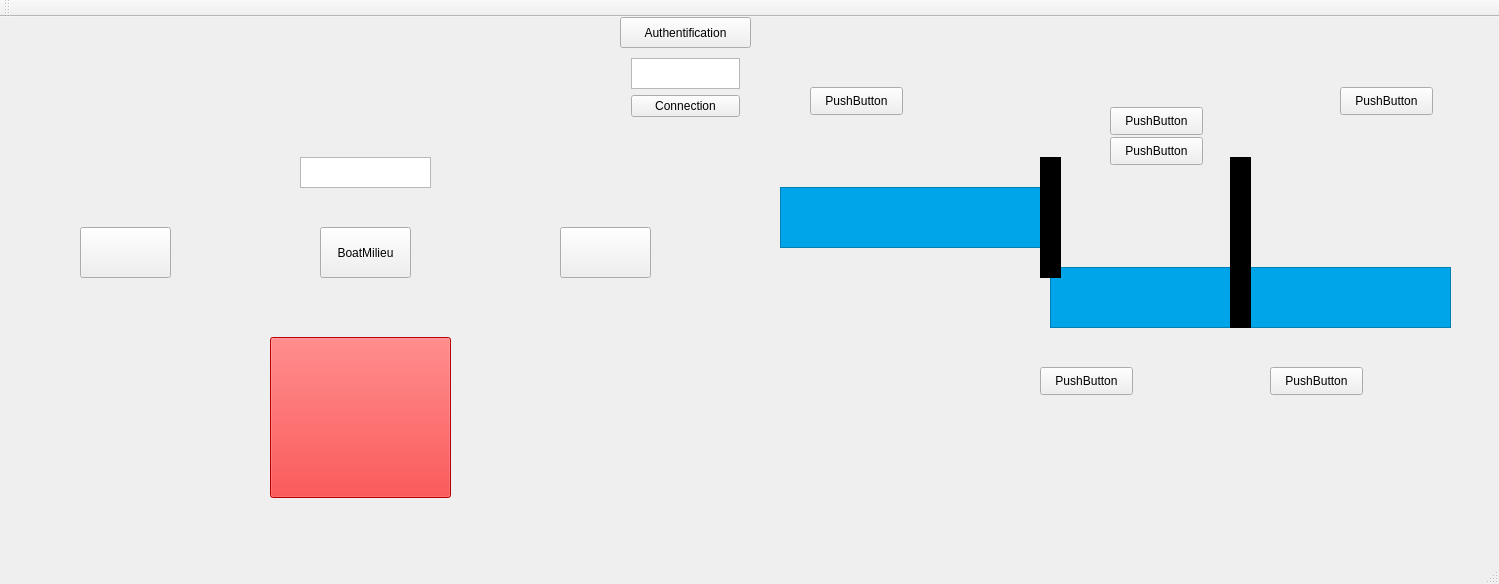
Before: the Qt Designer form Projet_IHM/Automatique/mainwindow.ui in qwendling/TPNote_IHM, drawn with Qt 5.
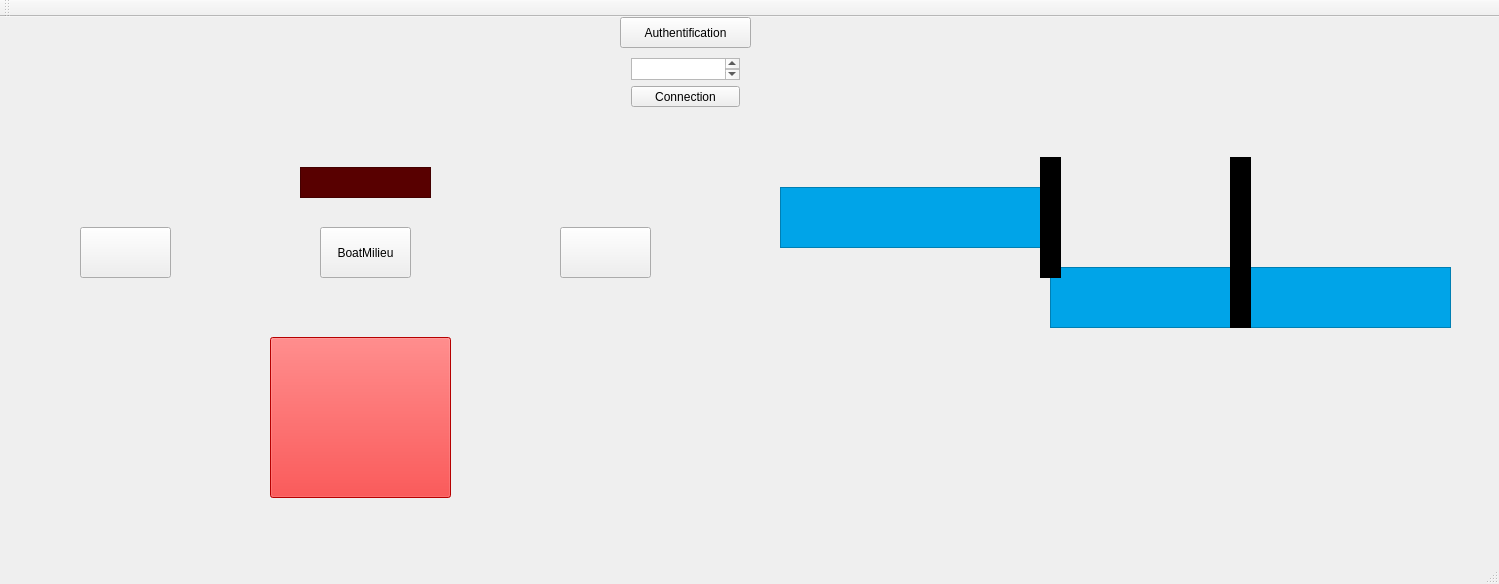
After: the same form once the commit is applied. Icons and pictures are not drawn.

Commit message: Nommage tout objet dans ui auto , putain c'est chiant

Patch:
```diff
--- a/Projet_IHM/Automatique/mainwindow.ui
+++ b/Projet_IHM/Automatique/mainwindow.ui
@@ -103,33 +103,7 @@
      <bool>true</bool>
     </property>
    </widget>
-   <widget class="QPushButton" name="Etap2">
-    <property name="geometry">
-     <rect>
-      <x>1110</x>
-      <y>90</y>
-      <width>93</width>
-      <height>28</height>
-     </rect>
-    </property>
-    <property name="text">
-     <string>PushButton</string>
-    </property>
-   </widget>
-   <widget class="QPushButton" name="pushButton_2">
-    <property name="geometry">
-     <rect>
-      <x>1340</x>
-      <y>70</y>
-      <width>93</width>
-      <height>28</height>
-     </rect>
-    </property>
-    <property name="text">
-     <string>PushButton</string>
-    </property>
-   </widget>
-   <widget class="QLabel" name="Vert1_2">
+   <widget class="QLabel" name="VertV1">
     <property name="geometry">
      <rect>
       <x>1020</x>
@@ -148,7 +122,10 @@
      <bool>true</bool>
     </property>
    </widget>
-   <widget class="QLabel" name="Terre">
+   <widget class="QLabel" name="Decors">
+    <property name="enabled">
+     <bool>true</bool>
+    </property>
     <property name="geometry">
      <rect>
       <x>780</x>
@@ -189,7 +166,7 @@
    <widget class="QLabel" name="Vert2_2">
     <property name="geometry">
      <rect>
-      <x>1232</x>
+      <x>1231</x>
       <y>328</y>
       <width>23</width>
       <height>23</height>
@@ -224,35 +201,9 @@
      <bool>true</bool>
     </property>
    </widget>
-   <widget class="QPushButton" name="Etap1">
+   <widget class="QLabel" name="VertP2">
     <property name="geometry">
      <rect>
-      <x>1040</x>
-      <y>350</y>
-      <width>93</width>
-      <height>28</height>
-     </rect>
-    </property>
-    <property name="text">
-     <string>PushButton</string>
-    </property>
-   </widget>
-   <widget class="QPushButton" name="pushButton">
-    <property name="geometry">
-     <rect>
-      <x>1110</x>
-      <y>120</y>
-      <width>93</width>
-      <height>28</height>
-     </rect>
-    </property>
-    <property name="text">
-     <string>PushButton</string>
-    </property>
-   </widget>
-   <widget class="QLabel" name="Vert4">
-    <property name="geometry">
-     <rect>
       <x>1260</x>
       <y>150</y>
       <width>21</width>
@@ -269,20 +220,7 @@
      <bool>true</bool>
     </property>
    </widget>
-   <widget class="QPushButton" name="Etape1">
-    <property name="geometry">
-     <rect>
-      <x>1270</x>
-      <y>350</y>
-      <width>93</width>
-      <height>28</height>
-     </rect>
-    </property>
-    <property name="text">
-     <string>PushButton</string>
-    </property>
-   </widget>
-   <widget class="QLabel" name="Rouge3">
+   <widget class="QLabel" name="RougeP1">
     <property name="geometry">
      <rect>
       <x>1070</x>
@@ -314,19 +252,6 @@
      <string notr="true">background-color: rgb(0, 0, 0);</string>
     </property>
    </widget>
-   <widget class="QPushButton" name="pushButton_3">
-    <property name="geometry">
-     <rect>
-      <x>810</x>
-      <y>70</y>
-      <width>93</width>
-      <height>28</height>
-     </rect>
-    </property>
-    <property name="text">
-     <string>PushButton</string>
-    </property>
-   </widget>
    <widget class="QGraphicsView" name="Eau1">
     <property name="geometry">
      <rect>
@@ -805,7 +730,7 @@
         <x>620</x>
         <y>30</y>
         <width>131</width>
-        <height>81</height>
+        <height>71</height>
        </rect>
       </property>
       <layout class="QVBoxLayout" name="Mdp">
@@ -1020,11 +945,14 @@
       <property name="geometry">
        <rect>
         <x>300</x>
-        <y>140</y>
+        <y>150</y>
         <width>131</width>
         <height>31</height>
        </rect>
       </property>
+      <property name="styleSheet">
+       <string notr="true">background-color: rgb(88, 0, 0);</string>
+      </property>
      </widget>
      <widget class="QLabel" name="Rouge2">
       <property name="geometry">
@@ -1068,7 +996,7 @@
       <property name="geometry">
        <rect>
         <x>350</x>
-        <y>100</y>
+        <y>110</y>
         <width>21</width>
         <height>41</height>
        </rect>
```
Left out of the diff: 224 changed lines with no effect on the pictures. The commit also changes 2 other files.
